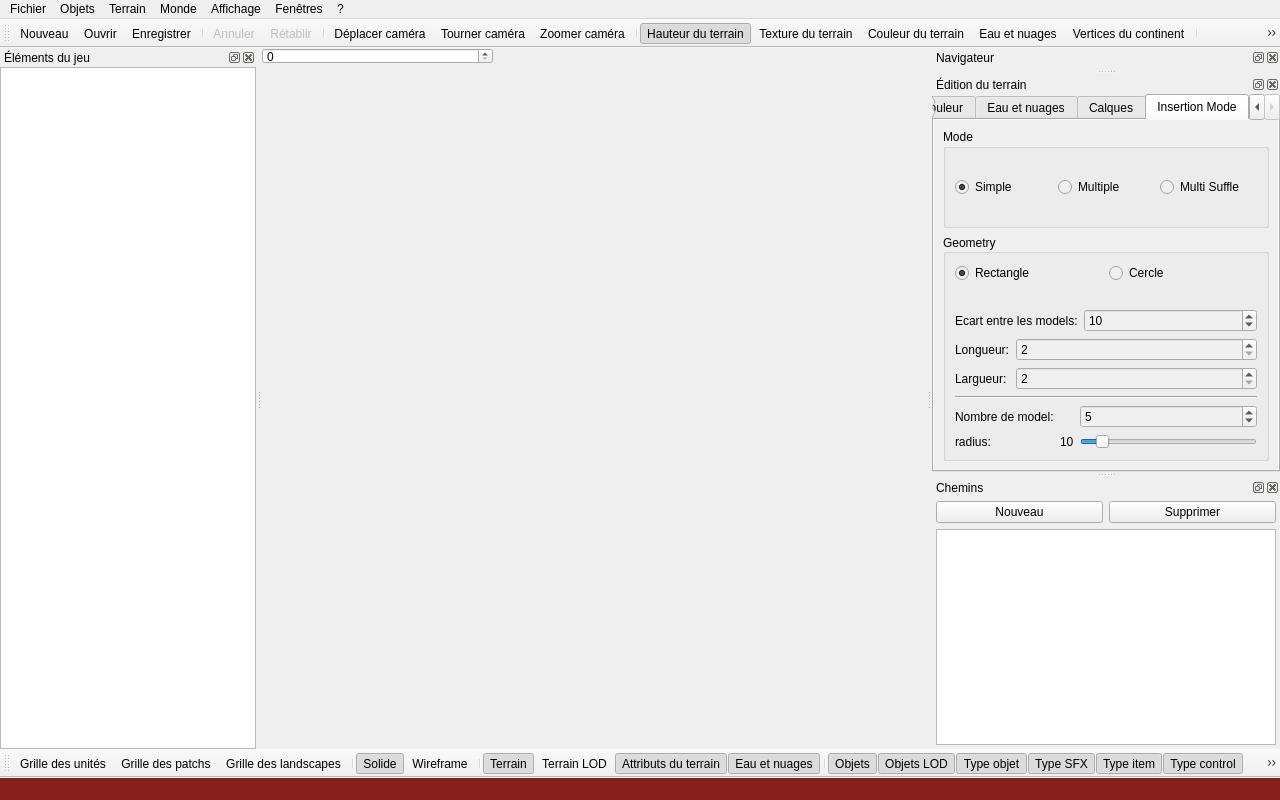
First picture: the form in WorldEditor/MainFrame.ui, repository zetsumi/ATools, before the edit.
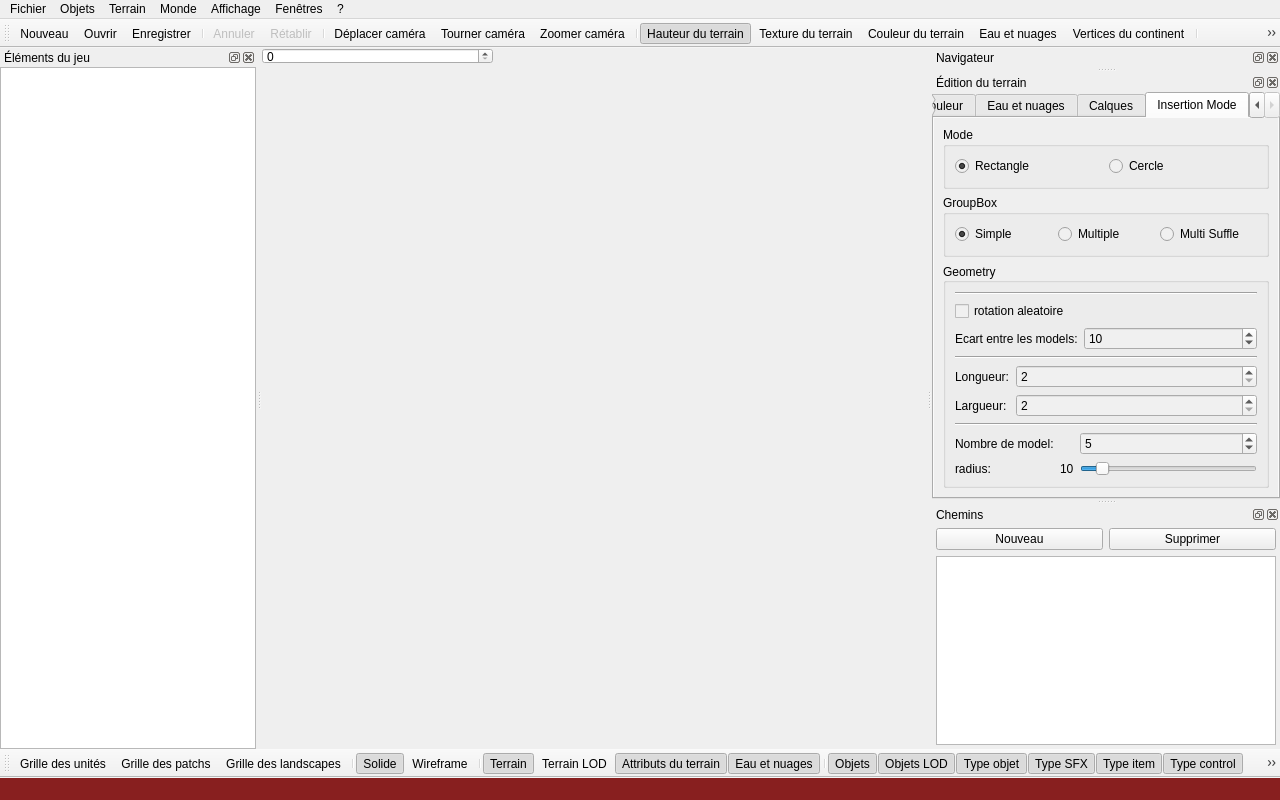
Second picture: the form after the edit. Icons and pictures are not drawn. Custom widgets are drawn as their Qt base class.

Commit message: debut rotation aleatoire

Diff of the .ui file:
```diff
--- a/WorldEditor/MainFrame.ui
+++ b/WorldEditor/MainFrame.ui
@@ -967,7 +967,31 @@
            </property>
            <layout class="QHBoxLayout" name="horizontalLayout_9">
             <item>
-             <layout class="QHBoxLayout" name="horizontalLayout_11">
+             <widget class="QRadioButton" name="geoRect">
+              <property name="text">
+               <string>Rectangle</string>
+              </property>
+              <property name="checked">
+               <bool>true</bool>
+              </property>
+             </widget>
+            </item>
+            <item>
+             <widget class="QRadioButton" name="geoCercle">
+              <property name="text">
+               <string>Cercle</string>
+              </property>
+             </widget>
+            </item>
+           </layout>
+          </widget>
+         </item>
+         <item>
+          <widget class="QGroupBox" name="groupBox_3">
+           <property name="title">
+            <string>GroupBox</string>
+           </property>
+           <layout class="QHBoxLayout" name="horizontalLayout_6">
               <item>
                <widget class="QRadioButton" name="insertModeSimple">
                 <property name="text">
@@ -993,8 +1017,6 @@
                </widget>
               </item>
              </layout>
-            </item>
-           </layout>
           </widget>
          </item>
          <item>
@@ -1007,33 +1029,26 @@
            </property>
            <layout class="QVBoxLayout" name="verticalLayout_6">
             <item>
-             <layout class="QHBoxLayout" name="horizontalLayout_10">
-              <item>
-               <widget class="QRadioButton" name="geoRect">
-                <property name="text">
-                 <string>Rectangle</string>
-                </property>
-                <property name="checked">
-                 <bool>true</bool>
+             <widget class="Line" name="line_2">
+              <property name="orientation">
+               <enum>Qt::Horizontal</enum>
                 </property>
                </widget>
               </item>
               <item>
-               <widget class="QRadioButton" name="geoCercle">
+             <layout class="QHBoxLayout" name="horizontalLayout_11"/>
+            </item>
+            <item>
+             <layout class="QGridLayout" name="gridLayout_4">
+              <item row="0" column="0">
+               <widget class="QCheckBox" name="checkRandonRotation">
                 <property name="text">
-                 <string>Cercle</string>
+                 <string>rotation aleatoire</string>
                 </property>
                </widget>
               </item>
              </layout>
             </item>
-            <item>
-             <widget class="QLabel" name="label_24">
-              <property name="text">
-               <string/>
-              </property>
-             </widget>
-            </item>
             <item>
              <layout class="QFormLayout" name="formLayout_2">
               <item row="0" column="0">
@@ -1058,6 +1073,13 @@
               </item>
              </layout>
             </item>
+            <item>
+             <widget class="Line" name="line_3">
+              <property name="orientation">
+               <enum>Qt::Horizontal</enum>
+              </property>
+             </widget>
+            </item>
             <item>
              <layout class="QFormLayout" name="formLayout_3">
               <item row="0" column="1">
```
Left out of the diff: 12 changed lines with no effect on the pictures. Lines whose indentation alone changed are shown as unchanged. The commit also changes 5 other files.
